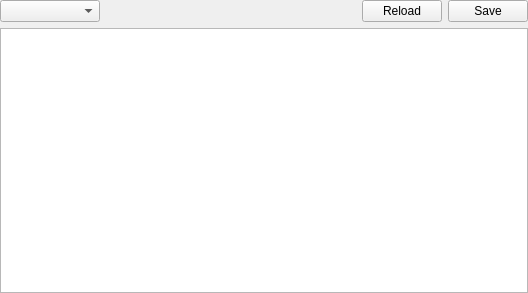
Old version of the form xprocesswidgetadvanced.ui in the repository horsicq/XProcessWidget.
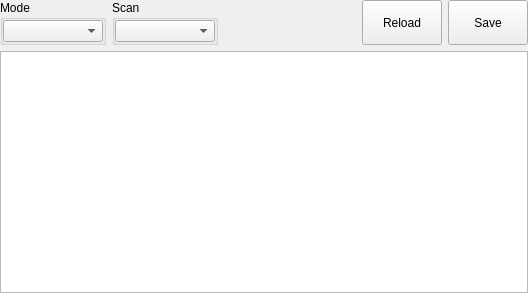
New version of the form.

The edit to the form file:
```diff
--- a/xprocesswidgetadvanced.ui
+++ b/xprocesswidgetadvanced.ui
@@ -29,13 +29,65 @@
    <item>
     <layout class="QHBoxLayout" name="horizontalLayout">
      <item>
-      <widget class="QComboBox" name="comboBoxMode">
-       <property name="minimumSize">
-        <size>
-         <width>100</width>
-         <height>0</height>
-        </size>
+      <widget class="QGroupBox" name="groupBoxProcessesMode">
+       <property name="title">
+        <string>Mode</string>
        </property>
+       <layout class="QVBoxLayout" name="verticalLayout_2">
+        <property name="leftMargin">
+         <number>0</number>
+        </property>
+        <property name="topMargin">
+         <number>0</number>
+        </property>
+        <property name="rightMargin">
+         <number>0</number>
+        </property>
+        <property name="bottomMargin">
+         <number>0</number>
+        </property>
+        <item>
+         <widget class="QComboBox" name="comboBoxProcessesMode">
+          <property name="minimumSize">
+           <size>
+            <width>100</width>
+            <height>0</height>
+           </size>
+          </property>
+         </widget>
+        </item>
+       </layout>
+      </widget>
+     </item>
+     <item>
+      <widget class="QGroupBox" name="groupBoxProcessesScan">
+       <property name="title">
+        <string>Scan</string>
+       </property>
+       <layout class="QVBoxLayout" name="verticalLayout_3">
+        <property name="leftMargin">
+         <number>0</number>
+        </property>
+        <property name="topMargin">
+         <number>0</number>
+        </property>
+        <property name="rightMargin">
+         <number>0</number>
+        </property>
+        <property name="bottomMargin">
+         <number>0</number>
+        </property>
+        <item>
+         <widget class="QComboBox" name="comboBoxProcessesScan">
+          <property name="minimumSize">
+           <size>
+            <width>100</width>
+            <height>0</height>
+           </size>
+          </property>
+         </widget>
+        </item>
+       </layout>
       </widget>
      </item>
      <item>
@@ -53,6 +105,12 @@
      </item>
      <item>
       <widget class="QPushButton" name="pushButtonReloadProcesses">
+       <property name="sizePolicy">
+        <sizepolicy hsizetype="Minimum" vsizetype="Minimum">
+         <horstretch>0</horstretch>
+         <verstretch>0</verstretch>
+        </sizepolicy>
+       </property>
        <property name="text">
         <string>Reload</string>
        </property>
@@ -60,6 +118,12 @@
      </item>
      <item>
       <widget class="QPushButton" name="pushButtonSaveProcesses">
+       <property name="sizePolicy">
+        <sizepolicy hsizetype="Minimum" vsizetype="Minimum">
+         <horstretch>0</horstretch>
+         <verstretch>0</verstretch>
+        </sizepolicy>
+       </property>
        <property name="text">
         <string>Save</string>
        </property>
```
